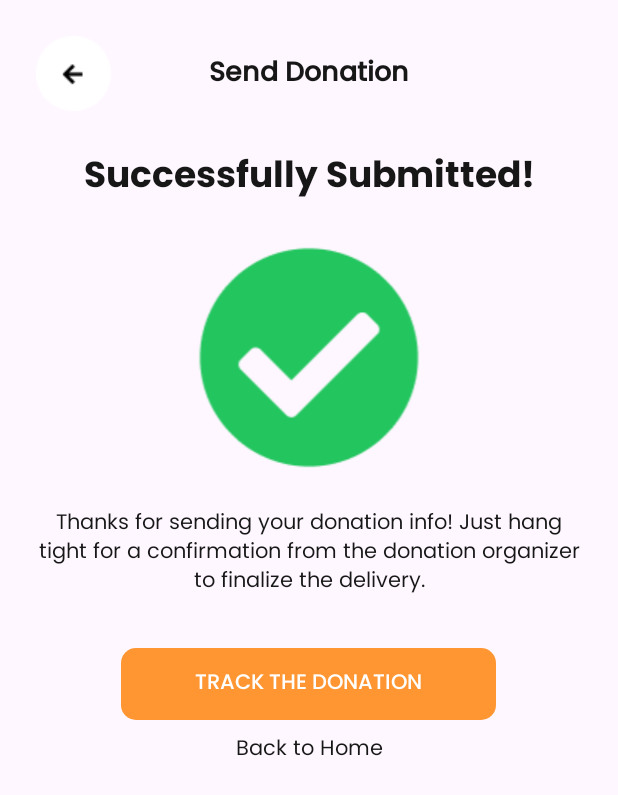
After one commit to josephines1/help-hand, an Android app: the SuccessRequestSendDonation screen opened directly, with no data from a screen before it, on a phone screen of 412 x 824 dp. The commit adds this screen. Shown: the top 795 px of the screen. Run offline under Robolectric (Android 15) with nearby library versions, the phone set to English and light mode, and no system bars.

Commit message:
Update halaman detail untuk organizer dan Add halaman sukses submit form donatur

```diff
--- a/app/src/main/AndroidManifest.xml
+++ b/app/src/main/AndroidManifest.xml
@@ -19,6 +19,9 @@
         android:supportsRtl="true"
         android:theme="@style/Theme.HelpHandv10"
         tools:targetApi="31">
+        <activity
+            android:name=".activity.SuccessRequestSendDonation"
+            android:exported="false" />
         <activity
             android:name=".activity.ManageDonorsActivity"
             android:exported="false" />
--- a/app/src/main/java/com/example/helphandv10/activity/DonationDetailActivity.kt
+++ b/app/src/main/java/com/example/helphandv10/activity/DonationDetailActivity.kt
@@ -25,6 +25,8 @@ import com.example.helphandv10.model.Donations
 import com.example.helphandv10.viewmodel.donation.HistoryViewModel
 import com.example.helphandv10.viewmodel.donation.HistoryViewModelFactory
 import com.google.firebase.Firebase
+import com.google.firebase.auth.FirebaseAuth
+import com.google.firebase.auth.auth
 import com.google.firebase.firestore.FirebaseFirestore
 import com.google.firebase.firestore.firestore
 import kotlinx.coroutines.launch
@@ -36,7 +38,9 @@ class DonationDetailActivity : AppCompatActivity() {
     private lateinit var itemsRecyclerView: RecyclerView
     private lateinit var itemNeededAdapter: ItemNeededAdapter
     private lateinit var donationViewModel: HistoryViewModel
+    private lateinit var auth: FirebaseAuth
 
+    @SuppressLint("ResourceAsColor")
     override fun onCreate(savedInstanceState: Bundle?) {
         super.onCreate(savedInstanceState)
         enableEdgeToEdge()
@@ -110,6 +114,11 @@ class DonationDetailActivity : AppCompatActivity() {
 
         val btn_donate = findViewById<TextView>(R.id.btn_donate)
 
+        auth = Firebase.auth
+        val currentUser = auth.currentUser
+        val currentUserId = currentUser?.uid
+        val organizerId = organizerIdPath?.substringAfterLast("/")
+
         val tv_track_donation = findViewById<TextView>(R.id.tv_track_donation)
         tv_track_donation.visibility = View.GONE
 
@@ -125,13 +134,23 @@ class DonationDetailActivity : AppCompatActivity() {
                 if (isDonationAlreadyMade) {
                     // Menonaktifkan tombol donasi
                     btn_donate.text = "You Already Donate"
+                    btn_donate.setTextColor(R.color.text)
                     btn_donate.setBackgroundResource(R.drawable.button_neutral_rounded_corner)
 
                     // Menampilkan text view untuk melacak donasi
                     tv_track_donation.visibility = View.VISIBLE
-                } else {
+                } else if(currentUserId != organizerId) {
                     btn_donate.setOnClickListener{
                         startActivity(Intent(this@DonationDetailActivity, DonationSendActivity::class.java).apply {
+                            putExtra("DONATION", donationDetail)
+                        })
+                        finish()
+                    }
+                } else {
+                    btn_donate.text = "Manage Donation"
+
+                    btn_donate.setOnClickListener{
+                        startActivity(Intent(this@DonationDetailActivity, ManageDonationActivity::class.java).apply {
                             putExtra("DONATION", donationDetail)
                         })
                         finish()
--- a/app/src/main/java/com/example/helphandv10/activity/DonationSendActivity.kt
+++ b/app/src/main/java/com/example/helphandv10/activity/DonationSendActivity.kt
@@ -131,7 +131,9 @@ class DonationSendActivity : AppCompatActivity() {
                     // Show loading indicator
                 }
                 is Resource.Success -> {
-                    Toast.makeText(this, "Confirmation saved successfully", Toast.LENGTH_SHORT).show()
+                    Toast.makeText(this, "Confirmation submitted successfully", Toast.LENGTH_SHORT).show()
+                    val intent = Intent(this, SuccessRequestSendDonation::class.java)
+                    startActivity(intent)
                     finish()
                 }
                 is Resource.Error -> {
--- /dev/null
+++ b/app/src/main/java/com/example/helphandv10/activity/SuccessRequestSendDonation.kt
@@ -0,0 +1,36 @@
+package com.example.helphandv10.activity
+
+import android.content.Intent
+import android.os.Bundle
+import android.widget.ImageView
+import android.widget.TextView
+import androidx.activity.enableEdgeToEdge
+import androidx.appcompat.app.AppCompatActivity
+import androidx.core.view.ViewCompat
+import androidx.core.view.WindowInsetsCompat
+import com.example.helphandv10.R
+
+class SuccessRequestSendDonation : AppCompatActivity() {
+    override fun onCreate(savedInstanceState: Bundle?) {
+        super.onCreate(savedInstanceState)
+        enableEdgeToEdge()
+        setContentView(R.layout.activity_success_request_send_donation)
+        ViewCompat.setOnApplyWindowInsetsListener(findViewById(R.id.main)) { v, insets ->
+            val systemBars = insets.getInsets(WindowInsetsCompat.Type.systemBars())
+            v.setPadding(systemBars.left, systemBars.top, systemBars.right, systemBars.bottom)
+            insets
+        }
+
+        val iconBack = findViewById<ImageView>(R.id.ic_back)
+        iconBack.setOnClickListener{
+            finish()
+        }
+
+        val tv_back_to_home = findViewById<TextView>(R.id.tv_back_to_home)
+        tv_back_to_home.setOnClickListener{
+            val intent = Intent(this, MainActivity::class.java)
+            startActivity(intent)
+            finish()
+        }
+    }
+}
--- /dev/null
+++ b/app/src/main/res/layout/activity_success_request_send_donation.xml
@@ -0,0 +1,117 @@
+<?xml version="1.0" encoding="utf-8"?>
+<androidx.constraintlayout.widget.ConstraintLayout xmlns:android="http://schemas.android.com/apk/res/android"
+    xmlns:app="http://schemas.android.com/apk/res-auto"
+    xmlns:tools="http://schemas.android.com/tools"
+    android:id="@+id/main"
+    android:layout_width="match_parent"
+    android:layout_height="match_parent"
+    tools:context=".activity.SuccessRequestSendDonation">
+
+<ScrollView
+    android:layout_width="match_parent"
+    android:layout_height="match_parent">
+
+    <LinearLayout
+        android:layout_width="match_parent"
+        android:layout_height="wrap_content"
+        android:orientation="vertical">
+
+        <androidx.constraintlayout.widget.ConstraintLayout
+            android:id="@+id/cl_header"
+            android:layout_width="match_parent"
+            android:layout_height="match_parent"
+            android:orientation="horizontal"
+            android:paddingHorizontal="24dp"
+            android:paddingTop="24dp">
+
+            <ImageView
+                android:id="@+id/ic_back"
+                android:layout_width="wrap_content"
+                android:layout_height="wrap_content"
+                app:layout_constraintBottom_toBottomOf="parent"
+                app:layout_constraintStart_toStartOf="parent"
+                app:layout_constraintTop_toTopOf="parent"
+                app:srcCompat="@drawable/group_17" />
+
+            <TextView
+                android:layout_width="wrap_content"
+                android:layout_height="wrap_content"
+                android:layout_gravity="center_horizontal"
+                android:layout_weight="1"
+                android:fontFamily="@font/poppins_medium"
+                android:text="Send Donation"
+                android:textSize="18sp"
+                android:textStyle="bold"
+                app:layout_constraintBottom_toBottomOf="parent"
+                app:layout_constraintEnd_toEndOf="parent"
+                app:layout_constraintStart_toStartOf="@+id/ic_back"
+                app:layout_constraintTop_toTopOf="parent" />
+
+        </androidx.constraintlayout.widget.ConstraintLayout>
+
+        <LinearLayout
+            android:layout_width="match_parent"
+            android:layout_height="match_parent"
+            android:layout_marginTop="24dp"
+            android:orientation="vertical">
+
+            <TextView
+                android:layout_width="match_parent"
+                android:layout_height="wrap_content"
+                android:layout_gravity="center_horizontal"
+                android:fontFamily="@font/poppins_bold"
+                android:text="Successfully Submitted!"
+                android:textAlignment="center"
+                android:textSize="24sp" />
+
+            <ImageView
+                android:layout_width="match_parent"
+                android:layout_height="wrap_content"
+                android:layout_marginVertical="24dp"
+                app:srcCompat="@drawable/ic_check_circle" />
+
+            <TextView
+                android:id="@+id/textView6"
+                android:layout_width="match_parent"
+                android:layout_height="wrap_content"
+                android:layout_marginHorizontal="24dp"
+                android:text="Thanks for sending your donation info! Just hang tight for a confirmation from the donation organizer to finalize the delivery."
+                android:textAlignment="center"
+                android:textSize="14sp" />
+
+            <androidx.constraintlayout.widget.ConstraintLayout
+                android:id="@+id/cl_btn_manage"
+                android:layout_width="250dp"
+                android:layout_height="match_parent"
+                android:layout_gravity="center_horizontal"
+                android:layout_marginTop="32dp"
+                android:background="@drawable/button_secondary_rounded_corner">
+
+                <TextView
+                    android:id="@+id/textView7"
+                    android:layout_width="wrap_content"
+                    android:layout_height="wrap_content"
+                    android:fontFamily="@font/poppins_medium"
+                    android:paddingVertical="12dp"
+                    android:text="Track The Donation"
+                    android:textAllCaps="true"
+                    android:textColor="@color/white"
+                    app:layout_constraintBottom_toBottomOf="parent"
+                    app:layout_constraintEnd_toEndOf="parent"
+                    app:layout_constraintStart_toStartOf="parent"
+                    app:layout_constraintTop_toTopOf="parent"
+                    tools:fontFamily="@font/poppins_medium" />
+            </androidx.constraintlayout.widget.ConstraintLayout>
+
+            <TextView
+                android:id="@+id/tv_back_to_home"
+                android:layout_width="match_parent"
+                android:layout_height="wrap_content"
+                android:layout_marginTop="8dp"
+                android:text="Back to Home"
+                android:textAlignment="center" />
+        </LinearLayout>
+
+    </LinearLayout>
+</ScrollView>
+</androidx.constraintlayout.widget.ConstraintLayout>
```
